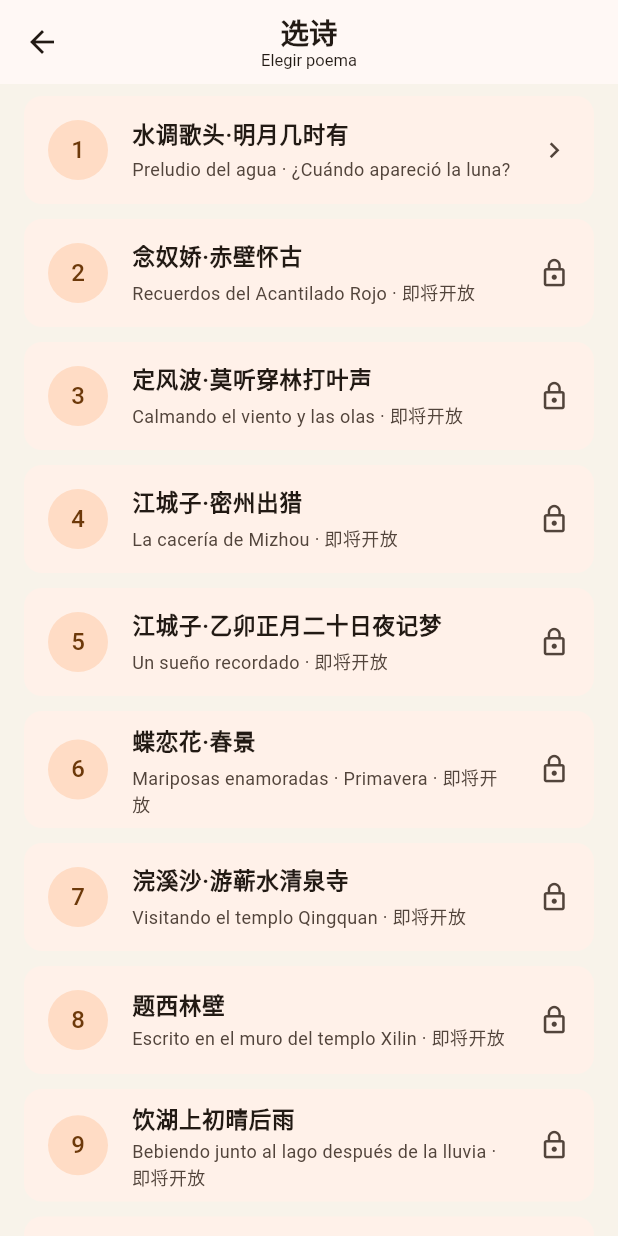
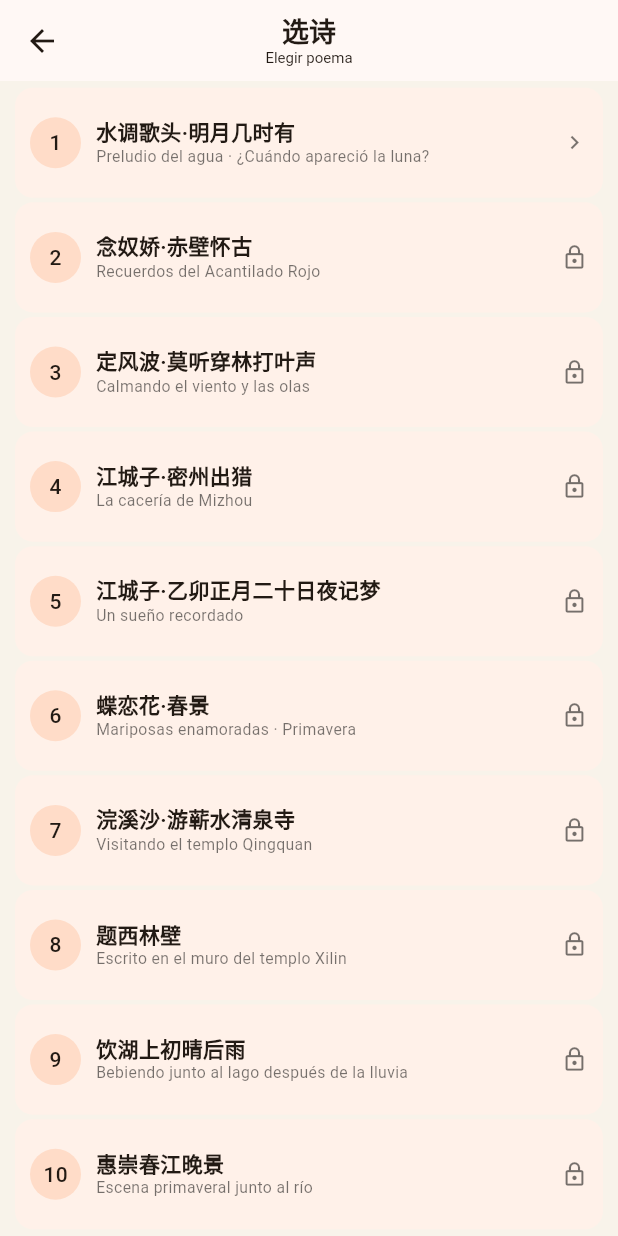
Before and after one commit to shuyamail2023-svg/learn-chinese-sudongpo, a Flutter app: the PoemSelectionPage screen opened directly, on a phone screen of 412 x 824 dp. Run offline on Flutter 3.47's test engine with Material 3 defaults, Android fonts, the phone set to English and light mode, and no system bars; our stand-ins replace flutter_tts.

Commit message:
Update PoemSelectionPage layout and item styling
V0.9.2 选诗页面10首同屏显示

```diff
--- a/lib/main.dart
+++ b/lib/main.dart
@@ -103,7 +103,6 @@ class HomePage extends StatelessWidget {
 // ==================================================
 // 选诗页面
 // ==================================================
-
 class PoemSelectionPage extends StatelessWidget {
   const PoemSelectionPage({super.key});
 
@@ -154,80 +153,146 @@ class PoemSelectionPage extends StatelessWidget {
   Widget build(BuildContext context) {
     return Scaffold(
       appBar: AppBar(
+        toolbarHeight: 54,
         centerTitle: true,
         title: const Column(
+          mainAxisSize: MainAxisSize.min,
           children: [
             Text(
               '选诗',
               style: TextStyle(
-                fontSize: 19,
+                fontSize: 18,
                 fontWeight: FontWeight.bold,
               ),
             ),
             Text(
               'Elegir poema',
-              style: TextStyle(fontSize: 11),
+              style: TextStyle(fontSize: 10),
             ),
           ],
         ),
       ),
-      body: ListView.separated(
-        padding: const EdgeInsets.fromLTRB(12, 4, 12, 6),
+      body: SafeArea(
+        child: LayoutBuilder(
+          builder: (context, constraints) {
+            return ListView.builder(
+              padding: const EdgeInsets.fromLTRB(10, 3, 10, 3),
+              physics: const NeverScrollableScrollPhysics(),
               itemCount: poems.length,
-        separatorBuilder: (_, __) => const SizedBox(height: 2),
               itemBuilder: (context, index) {
                 final poem = poems[index];
                 final available = index == 0;
 
-          return Card(
+                // 自动根据手机高度平均分配给10首诗
+                final itemHeight =
+                    (constraints.maxHeight - 6) / poems.length;
+
+                return SizedBox(
+                  height: itemHeight,
+                  child: Card(
                     elevation: 0,
-            child: ListTile(
-              contentPadding: const EdgeInsets.symmetric(
-                horizontal: 16,
-                vertical: 0,
+                    margin: const EdgeInsets.symmetric(
+                      vertical: 1.5,
                     ),
-              leading: CircleAvatar(
-                child: Text('${index + 1}'),
-              ),
-              title: Text(
-                poem['title']!,
-                style: const TextStyle(
-                  fontSize: 15,
-                  fontWeight: FontWeight.w600,
-                ),
-              ),
-              subtitle: Padding(
-                padding: const EdgeInsets.only(top: 3),
-                child: Text(
-                  available
-                      ? poem['es']!
-                      : '${poem['es']} · 即将开放',
-                  style: const TextStyle(fontSize: 12),
-                ),
-              ),
-              trailing: Icon(
-                available
-                    ? Icons.chevron_right
-                    : Icons.lock_outline,
-                size: 21,
-              ),
+                    child: InkWell(
+                      borderRadius: BorderRadius.circular(12),
                       onTap: available
                           ? () {
                               Navigator.push(
                                 context,
                                 MaterialPageRoute(
-                          builder: (_) => const StudyPage(),
+                                  builder: (_) =>
+                                      const StudyPage(),
                                 ),
                               );
                             }
                           : null,
+                      child: Padding(
+                        padding: const EdgeInsets.symmetric(
+                          horizontal: 10,
+                        ),
+                        child: Row(
+                          children: [
+                            Container(
+                              width: 34,
+                              height: 34,
+                              alignment: Alignment.center,
+                              decoration: const BoxDecoration(
+                                color: Color(0xFFFFDCC8),
+                                shape: BoxShape.circle,
+                              ),
+                              child: Text(
+                                '${index + 1}',
+                                style: const TextStyle(
+                                  fontSize: 14,
+                                  fontWeight: FontWeight.w500,
+                                ),
+                              ),
+                            ),
+
+                            const SizedBox(width: 10),
+
+                            Expanded(
+                              child: Column(
+                                mainAxisAlignment:
+                                    MainAxisAlignment.center,
+                                crossAxisAlignment:
+                                    CrossAxisAlignment.start,
+                                children: [
+                                  Text(
+                                    poem['title']!,
+                                    maxLines: 1,
+                                    overflow:
+                                        TextOverflow.ellipsis,
+                                    style: const TextStyle(
+                                      fontSize: 14,
+                                      fontWeight:
+                                          FontWeight.w600,
+                                      height: 1.05,
+                                    ),
+                                  ),
+
+                                  const SizedBox(height: 3),
+
+                                  Text(
+                                    poem['es']!,
+                                    maxLines: 1,
+                                    overflow:
+                                        TextOverflow.ellipsis,
+                                    style: const TextStyle(
+                                      fontSize: 10.5,
+                                      color: Colors.black54,
+                                      height: 1.05,
+                                    ),
+                                  ),
+                                ],
+                              ),
+                            ),
+
+                            const SizedBox(width: 5),
+
+                            Icon(
+                              available
+                                  ? Icons.chevron_right
+                                  : Icons.lock_outline,
+                              size: 18,
+                              color: Colors.black54,
+                            ),
+                          ],
+                        ),
+                      ),
+                    ),
                   ),
                 );
               },
+            );
+          },
+        ),
       ),
     );
   }
 }
+
 
 // ==================================================
 // 学习页面
```
Lines whose indentation alone changed are shown as unchanged.
